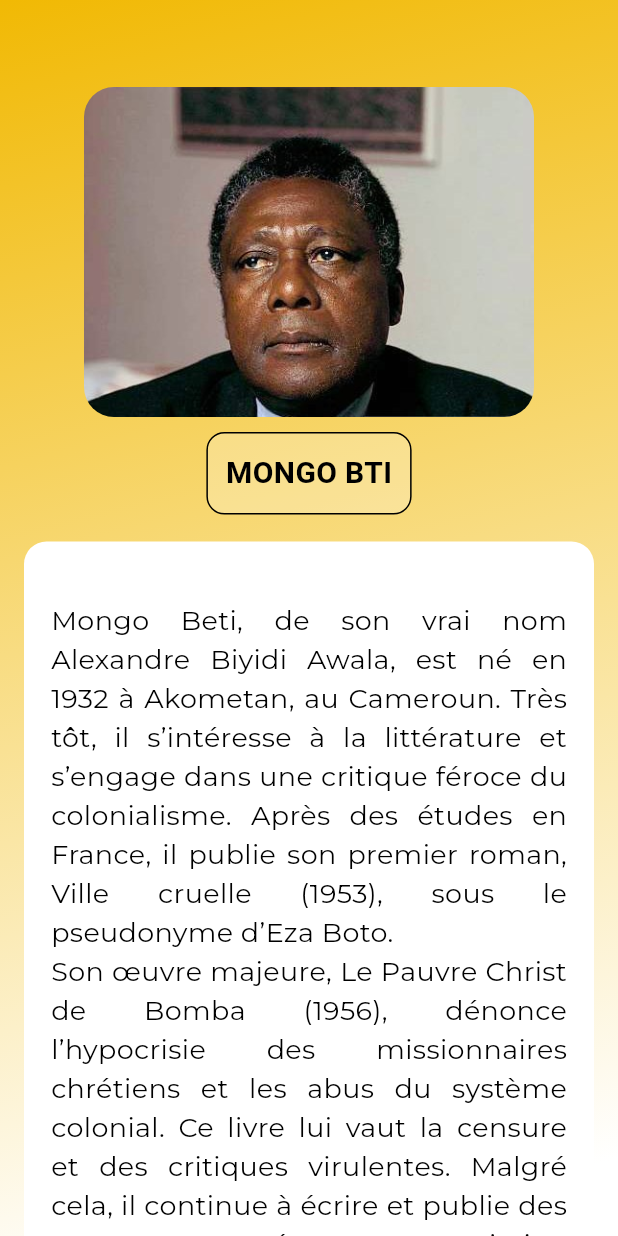
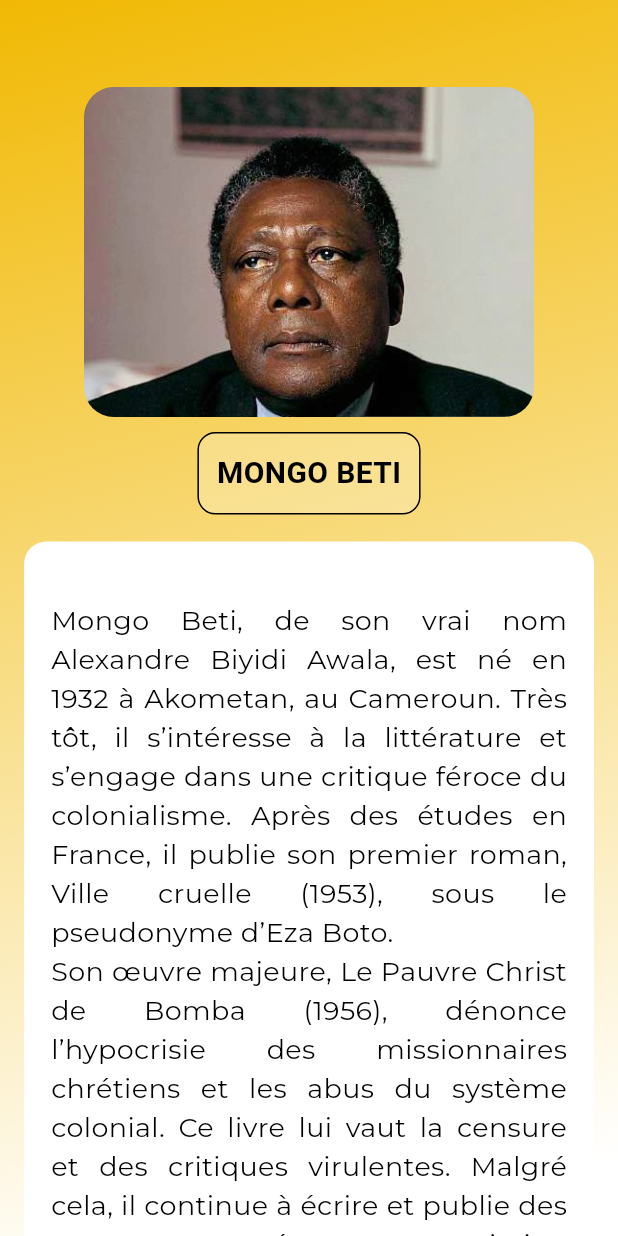
Before and after one commit to Idriss-rayan/familyquiz, a Flutter app: the BetiPage screen opened directly, on a phone screen of 412 x 824 dp. Run offline on Flutter 3.47's test engine with Material 3 defaults, Android fonts, the phone set to English and light mode, and no system bars; our stand-ins replace animate_do, get, google_fonts, supabase_flutter, websafe_svg; accounts and stored records are empty.

```diff
--- a/lib/documentation/gridview.dart
+++ b/lib/documentation/gridview.dart
@@ -65,7 +65,7 @@ class BetiPage extends StatelessWidget {
   @override
   Widget build(BuildContext context) {
     return Scaffold(
-      body: _buildTextPage("assets/icons/beti.png", Name.beti, "MONGO BTI", [
+      body: _buildTextPage("assets/icons/beti.png", Name.beti, "MONGO BETI", [
         Color.fromARGB(255, 241, 185, 4),
         Colors.white,
       ]),
```
Also changed, not shown: lib/niveau/niveau1/question1_controller.dart (deleted).
